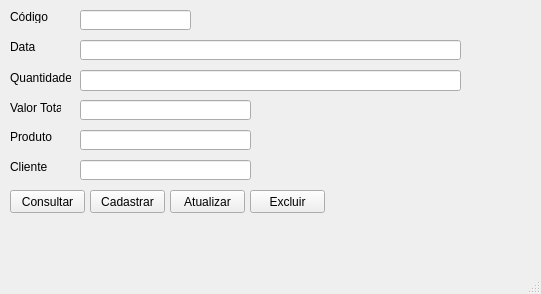
The window that View/FormPedido.ui (RenanHMF/venda-banco-dados-mvc) describes before a commit, drawn with Qt 5.
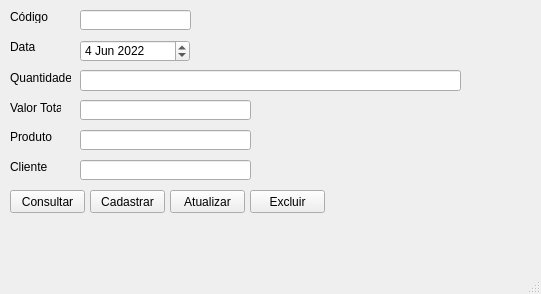
The same window after the commit.

Commit message: feat: validação de data tela de pedido

What changed in the file:
```diff
--- a/View/FormPedido.ui
+++ b/View/FormPedido.ui
@@ -125,16 +125,6 @@
      <string>Quantidade</string>
     </property>
    </widget>
-   <widget class="QLineEdit" name="edtData">
-    <property name="geometry">
-     <rect>
-      <x>80</x>
-      <y>40</y>
-      <width>381</width>
-      <height>20</height>
-     </rect>
-    </property>
-   </widget>
    <widget class="QLabel" name="label_2">
     <property name="geometry">
      <rect>
@@ -207,6 +197,43 @@
      <string>Cliente</string>
     </property>
    </widget>
+   <widget class="QDateEdit" name="edtData">
+    <property name="geometry">
+     <rect>
+      <x>80</x>
+      <y>40</y>
+      <width>110</width>
+      <height>22</height>
+     </rect>
+    </property>
+    <property name="dateTime">
+     <datetime>
+      <hour>0</hour>
+      <minute>0</minute>
+      <second>0</second>
+      <year>2022</year>
+      <month>6</month>
+      <day>4</day>
+     </datetime>
+    </property>
+    <property name="minimumDateTime">
+     <datetime>
+      <hour>0</hour>
+      <minute>0</minute>
+      <second>0</second>
+      <year>2022</year>
+      <month>5</month>
+      <day>30</day>
+     </datetime>
+    </property>
+    <property name="minimumDate">
+     <date>
+      <year>2022</year>
+      <month>5</month>
+      <day>30</day>
+     </date>
+    </property>
+   </widget>
   </widget>
   <widget class="QMenuBar" name="menubar">
    <property name="geometry">
```
The commit also changes 6 other files.
